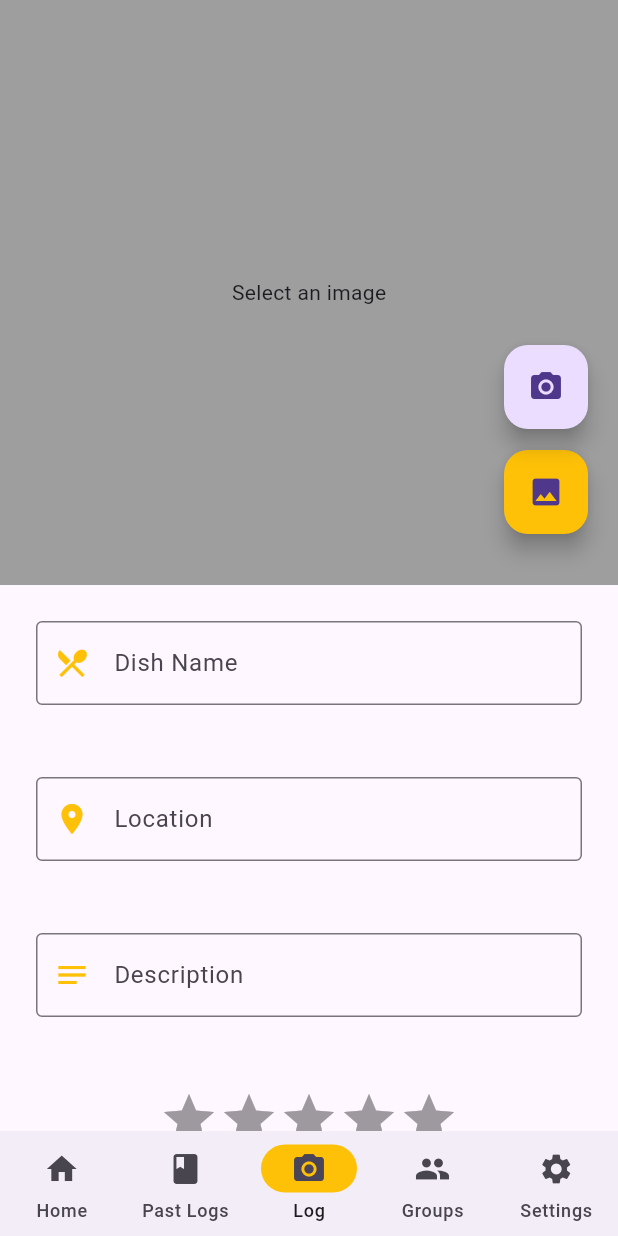
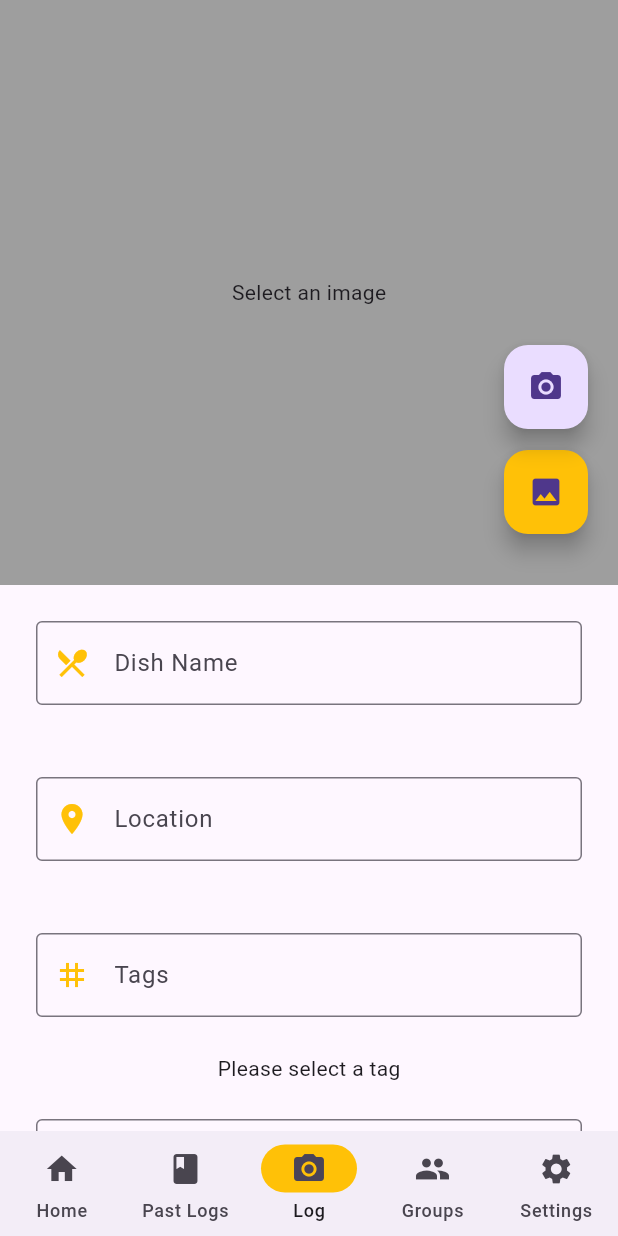
Before and after one commit to yewkhang/culinary_compass, a Flutter app: the screen it shows once a user with an empty profile is signed in, item 3 of the bottom bar chosen, on a phone screen of 412 x 824 dp. Run offline on Flutter 3.47's test engine with Material 3 defaults, Android fonts, the phone set to English and light mode, and no system bars; drawn by our look-alikes of flutter_rating_bar, flutter_typeahead; our stand-ins replace cloud_firestore, firebase_auth, firebase_core, firebase_storage, flutter_spinkit, get and 2 more; accounts and stored records are empty.

Commit message:
feature: tags

```diff
--- /dev/null
+++ b/lib/models/tags_model.dart
@@ -0,0 +1,14 @@
+class TagsModel {
+  static final List<String> tags = [
+    'Chinese',
+    'Korean',
+    'Japanese'
+  ];
+
+  static List<String> getSuggestions(String query) {
+    List<String> matches = [];
+    matches.addAll(tags);
+    matches.retainWhere((c) => c.toLowerCase().contains(query.toLowerCase()));
+    return matches;
+  }
+}
--- a/lib/pages/logging_page.dart
+++ b/lib/pages/logging_page.dart
@@ -1,20 +1,20 @@
 // Dependencies
-import 'package:cloud_firestore/cloud_firestore.dart';
 import 'package:culinary_compass/utils/constants/sizes.dart';
 import 'package:flutter/material.dart';
+import 'package:flutter_typeahead/flutter_typeahead.dart';
 import 'package:get/get.dart';
 import 'package:image_picker/image_picker.dart';
 import 'dart:io'; // for reading and writing files
 import 'package:culinary_compass/utils/constants/colors.dart';
-// Firebase
-import 'package:firebase_auth/firebase_auth.dart';
 // Models
 import 'package:culinary_compass/user_repository.dart';
+import 'package:culinary_compass/models/tags_model.dart';
 // Controllers
 import 'package:culinary_compass/utils/controllers/ratingbar_controller.dart';
 import 'package:culinary_compass/utils/controllers/location_controller.dart';
 import 'package:culinary_compass/utils/controllers/image_controller.dart';
 import 'package:culinary_compass/utils/controllers/textfield_controllers.dart';
+import 'package:culinary_compass/utils/controllers/tags_controller.dart';
 
 class LoggingPage extends StatelessWidget {
   const LoggingPage({super.key});
@@ -27,6 +27,8 @@ class LoggingPage extends StatelessWidget {
     final imageController = Get.put(ImageController());
     // Location Suggestion Controller
     final locationController = Get.put(LocationController());
+    // Tags Controller
+    final tagsController = Get.put(TagsController());
     // Rating Bar Controller
     final ratingBarController = Get.put(RatingBarController());
     final userRepository = Get.put(UserRepository());
@@ -156,10 +158,63 @@ class LoggingPage extends StatelessWidget {
                             tileColor: Colors.grey.withOpacity(0.3),
                           );
                         })
-                : const SizedBox(); // When there are not results from location search
+                : const SizedBox(); // When there are no results from location search
           },
         ),
-        // Tags (TO BE IMPLEMENTED)
+        // ----- TAG SUGGESTIONS ----- //
+        Padding(
+          padding: const EdgeInsets.all(CCSizes.defaultSpace),
+          child: TypeAheadField(
+              builder: (context, controller, focusNode) {
+                return TextField(
+                  controller: controller,
+                  focusNode: focusNode,
+                  decoration: const InputDecoration(
+                    hintText: 'Tags',
+                    border: OutlineInputBorder(),
+                    prefixIcon: Icon(
+                      Icons.tag,
+                      color: CCColors.primaryColor,
+                    ),
+                  ),
+                );
+              },
+              itemBuilder: (BuildContext context, String itemData) {
+                return ListTile(
+                  title: Text(itemData),
+                );
+              },
+              onSelected: (String suggestion) {
+                // add tags only if selected tags doesn't contain 'suggestion'
+                if (tagsController.selectedTags.contains(suggestion) == false) {
+                  tagsController.selectedTags.add(suggestion);
+                }},
+              suggestionsCallback: (String query) {
+                // get tag matches from a list of tags
+                return TagsModel.getSuggestions(query);
+              }),
+        ),
+        // ----- SELECTED TAGS DISPLAY ----- //
+        Padding(
+          padding: const EdgeInsets.symmetric(horizontal: CCSizes.defaultSpace),
+          child: Obx(() => tagsController.selectedTags.isEmpty
+              ? const Center(
+                  child: Text('Please select a tag'),
+                )
+              : Wrap(
+                  children: tagsController.selectedTags
+                      .map((element) => Padding(
+                            padding: const EdgeInsets.symmetric(horizontal: 10),
+                            child: Chip(
+                              label: Text(element),
+                              deleteIcon: const Icon(Icons.clear),
+                              onDeleted: () =>
+                                  tagsController.selectedTags.remove(element),
+                            ),
+                          ))
+                      .toList(),
+                )),
+        ),
         // ----- DESCRIPTION TEXTFIELD ----- //
         Padding(
           padding: const EdgeInsets.all(CCSizes.defaultSpace),
@@ -199,7 +254,8 @@ class LoggingPage extends StatelessWidget {
                   textFieldControllers.nameTextField.text,
                   locationController.locationSearch.text,
                   ratingBarController.currentRating.value,
-                  textFieldControllers.descriptionTextField.text);
+                  textFieldControllers.descriptionTextField.text,
+                  tagsController.selectedTags);
               // Saved log snackbar to tell user log has been saved
               if (context.mounted) {
                 Navigator.of(context)
@@ -240,6 +296,7 @@ class LoggingPage extends StatelessWidget {
               locationController.locationSearch.text = '';
               textFieldControllers.descriptionTextField.text = '';
               ratingBarController.currentRating.value = 0;
+              tagsController.selectedTags.clear();
             },
             child: const Text('Save')),
       ]),
--- /dev/null
+++ b/lib/utils/controllers/tags_controller.dart
@@ -0,0 +1,5 @@
+import 'package:get/get.dart';
+
+class TagsController extends GetxController {
+  var selectedTags = List<String>.empty(growable: true).obs;
+}
```
